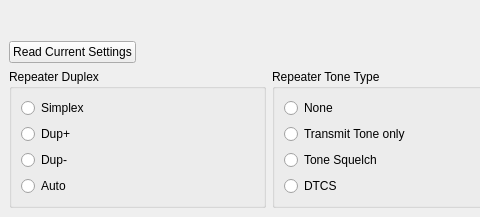
Old version of the form repeatersetup.ui in the repository adecarolis/wfweb; both pictures show x 0 to 480 and y 0 to 217 of the 800 by 217 pixel window.
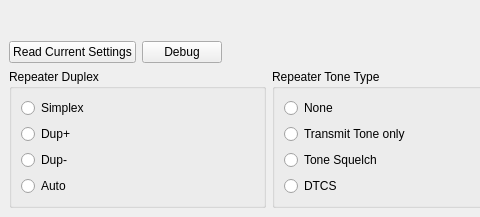
New version of the form.

```diff
--- a/repeatersetup.ui
+++ b/repeatersetup.ui
@@ -40,6 +40,13 @@
         </property>
        </widget>
       </item>
+      <item>
+       <widget class="QPushButton" name="debugBtn">
+        <property name="text">
+         <string>Debug</string>
+        </property>
+       </widget>
+      </item>
       <item>
        <spacer name="horizontalSpacer">
         <property name="orientation">
```
